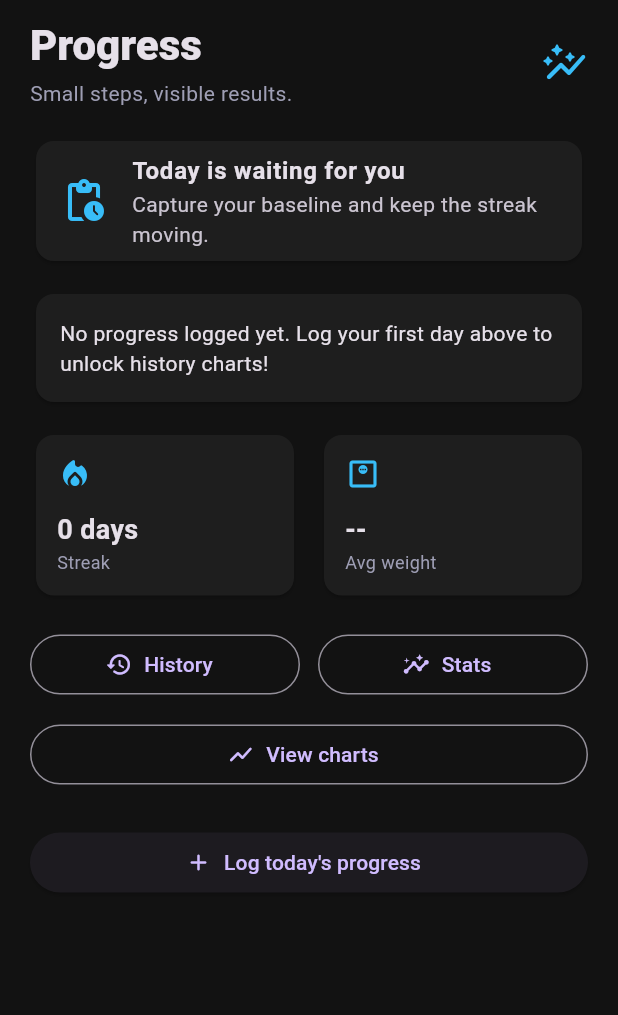
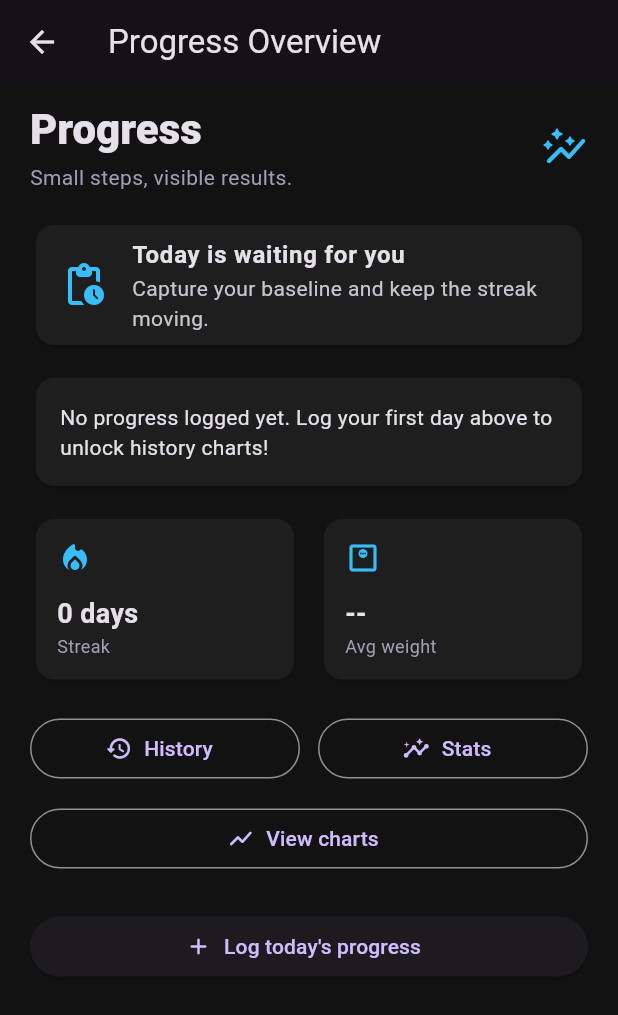
Before and after one commit to maryamkamal-swe/Fitnova-AI, a Flutter app: the ProgressOverviewScreen screen opened directly, on a phone screen of 412 x 824 dp. Shown: the top 1015 px of the screen. Run offline on Flutter 3.47's test engine with Material 3 defaults, Android fonts, the light colour scheme and no system bars; our stand-ins replace audioplayers, fl_chart, flutter_markdown_plus, flutter_secure_storage, google_fonts, shared_preferences; missing offline and left inert: record; accounts and stored records are empty; network calls fail.

Commit message:
scaffold issue in progress overview

```diff
--- a/new_flutter_app/lib/screens/progress_overview_screen.dart
+++ b/new_flutter_app/lib/screens/progress_overview_screen.dart
@@ -20,6 +20,7 @@ class _ProgressOverviewScreenState extends State<ProgressOverviewScreen> {
   ProgressStats? _stats;
   bool _todayLogged = false;
   bool _loading = true;
+
   @override
   void initState() {
     super.initState();
@@ -42,8 +43,13 @@ class _ProgressOverviewScreenState extends State<ProgressOverviewScreen> {
   void _open(Widget screen) =>
       Navigator.push(context, MaterialPageRoute(builder: (_) => screen))
           .then((_) => _load());
+
   @override
-  Widget build(BuildContext context) => RefreshIndicator(
+  Widget build(BuildContext context) => Scaffold(
+        appBar: AppBar(
+          title: const Text('Progress Overview'),
+        ),
+        body: RefreshIndicator(
           color: AppTheme.primary,
           onRefresh: _load,
           child: ListView(
@@ -114,7 +120,10 @@ class _ProgressOverviewScreenState extends State<ProgressOverviewScreen> {
                         : 'Log today\'s progress'))
               ]
             ],
-      ));
+          ),
+        ),
+      );
+
   Widget _header() =>
       Row(mainAxisAlignment: MainAxisAlignment.spaceBetween, children: [
         Column(crossAxisAlignment: CrossAxisAlignment.start, children: [
@@ -129,6 +138,7 @@ class _ProgressOverviewScreenState extends State<ProgressOverviewScreen> {
         ]),
         const Icon(Icons.auto_graph_rounded, color: AppTheme.primary, size: 32)
       ]);
+
   Widget _statusCard() => Card(
       child: ListTile(
           leading: Icon(
@@ -143,6 +153,7 @@ class _ProgressOverviewScreenState extends State<ProgressOverviewScreen> {
           subtitle: Text(_todayLogged
               ? 'Your daily record is up to date.'
               : 'Capture your baseline and keep the streak moving.')));
+
   Widget _metric(String label, String value, IconData icon) => Card(
       child: Padding(
           padding: const EdgeInsets.all(14),
```
Lines whose indentation alone changed are shown as unchanged.
